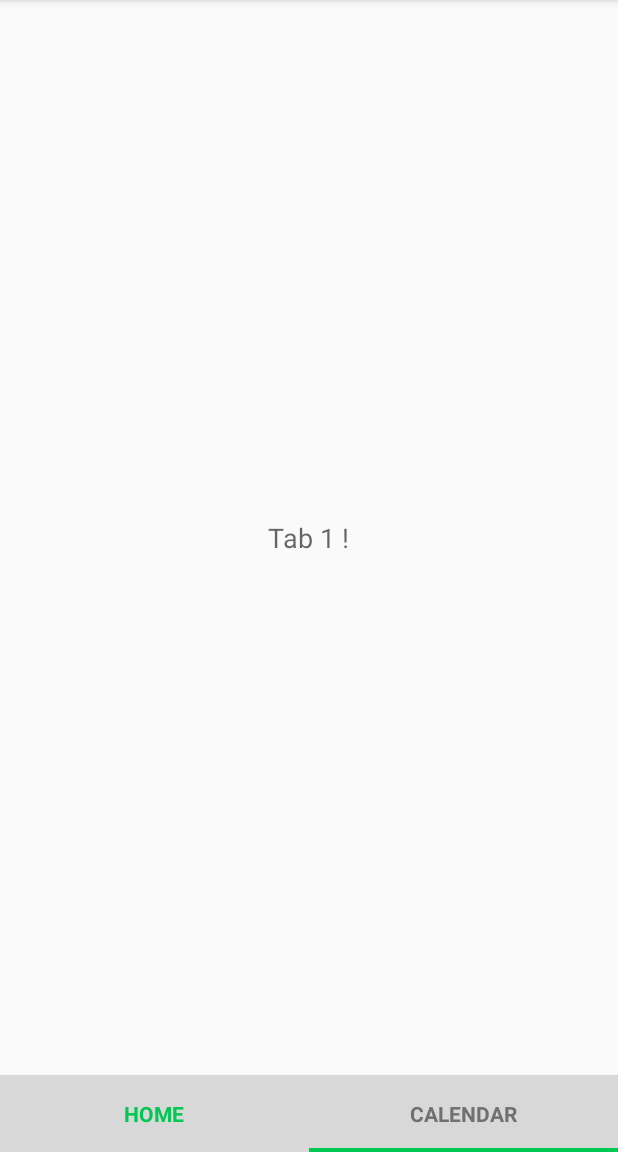
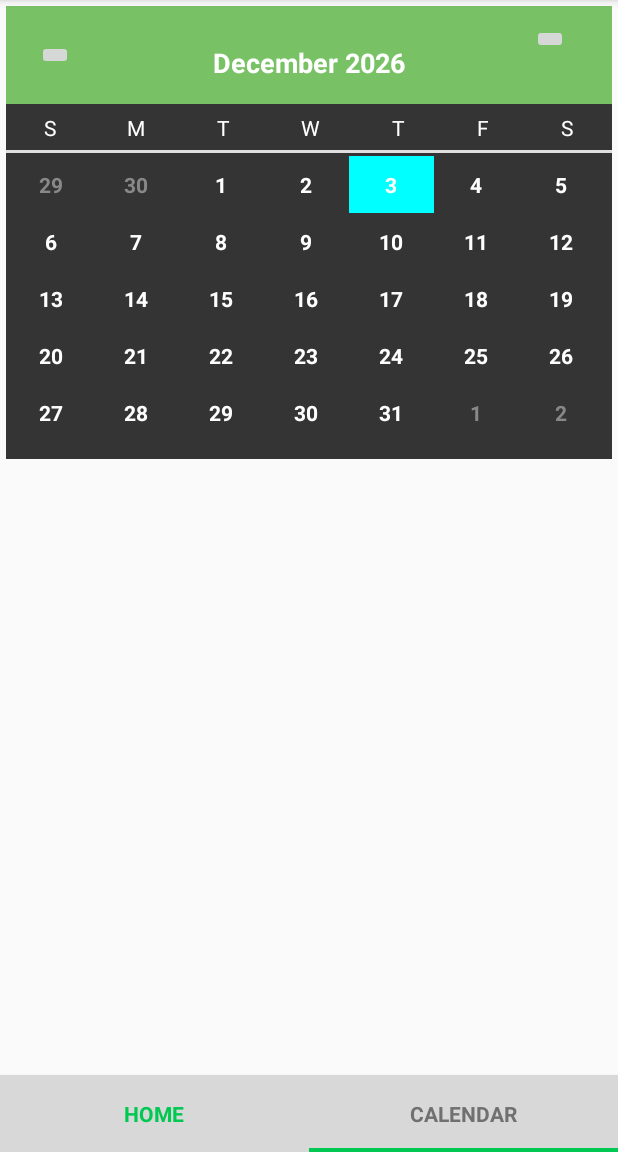
Before and after one commit to ver-techs/qiff-android, an Android app: the screen it shows after launch (MainActivity), after a tap on "CALENDAR", on a phone screen of 412 x 824 dp, the part 84-1236 px from its top. Run offline under Robolectric (Android 15) with nearby library versions, the phone set to English and light mode, and no system bars; libraries missing offline, so code that uses them is left out: com.parse; 5 statements that could not run were skipped.

Commit message:
Add Basic calendar

```diff
--- /dev/null
+++ b/app/src/main/java/com/ver_techs/qiff_android/CalendarAdapter.java
@@ -0,0 +1,283 @@
+package com.ver_techs.qiff_android;
+
+import java.text.DateFormat;
+import java.text.SimpleDateFormat;
+import java.util.ArrayList;
+import java.util.GregorianCalendar;
+import java.util.List;
+import java.util.Locale;
+import android.app.Activity;
+import android.app.AlertDialog;
+import android.content.Context;
+import android.content.DialogInterface;
+import android.graphics.Color;
+import android.view.LayoutInflater;
+import android.view.View;
+import android.view.ViewGroup;
+import android.widget.BaseAdapter;
+import android.widget.TextView;
+import android.widget.Toast;
+
+public class CalendarAdapter extends BaseAdapter {
+    private Context context;
+
+    private java.util.Calendar month;
+    public GregorianCalendar pmonth;
+    /**
+     * calendar instance for previous month for getting complete view
+     */
+    public GregorianCalendar pmonthmaxset;
+    private GregorianCalendar selectedDate;
+    int firstDay;
+    int maxWeeknumber;
+    int maxP;
+    int calMaxP;
+    int lastWeekDay;
+    int leftDays;
+    int mnthlength;
+    String itemvalue, curentDateString;
+    DateFormat df;
+
+    private ArrayList<String> items;
+    public static List<String> day_string;
+    private View previousView;
+    public ArrayList<CalendarCollection>  date_collection_arr;
+
+    public CalendarAdapter(Context context, GregorianCalendar monthCalendar,ArrayList<CalendarCollection> date_collection_arr) {
+        this.date_collection_arr=date_collection_arr;
+        CalendarAdapter.day_string = new ArrayList<String>();
+        Locale.setDefault(Locale.US);
+        month = monthCalendar;
+        selectedDate = (GregorianCalendar) monthCalendar.clone();
+        this.context = context;
+        month.set(GregorianCalendar.DAY_OF_MONTH, 1);
+
+        this.items = new ArrayList<String>();
+        df = new SimpleDateFormat("yyyy-MM-dd", Locale.US);
+        curentDateString = df.format(selectedDate.getTime());
+        refreshDays();
+
+    }
+
+    public void setItems(ArrayList<String> items) {
+        for (int i = 0; i != items.size(); i++) {
+            if (items.get(i).length() == 1) {
+                items.set(i, "0" + items.get(i));
+            }
+        }
+        this.items = items;
+    }
+
+    public int getCount() {
+        return day_string.size();
+    }
+
+    public Object getItem(int position) {
+        return day_string.get(position);
+    }
+
+    public long getItemId(int position) {
+        return 0;
+    }
+
+    // create a new view for each item referenced by the Adapter
+    public View getView(int position, View convertView, ViewGroup parent) {
+        View v = convertView;
+        TextView dayView;
+        if (convertView == null) { // if it's not recycled, initialize some
+            // attributes
+            LayoutInflater vi = (LayoutInflater) context
+                    .getSystemService(Context.LAYOUT_INFLATER_SERVICE);
+            v = vi.inflate(R.layout.cal_item, null);
+
+        }
+
+
+        dayView = (TextView) v.findViewById(R.id.date);
+        String[] separatedTime = day_string.get(position).split("-");
+
+
+        String gridvalue = separatedTime[2].replaceFirst("^0*", "");
+        if ((Integer.parseInt(gridvalue) > 1) && (position < firstDay)) {
+            dayView.setTextColor(Color.GRAY);
+            dayView.setClickable(false);
+            dayView.setFocusable(false);
+        } else if ((Integer.parseInt(gridvalue) < 7) && (position > 28)) {
+            dayView.setTextColor(Color.GRAY);
+            dayView.setClickable(false);
+            dayView.setFocusable(false);
+        } else {
+            // setting curent month's days in blue color.
+            dayView.setTextColor(Color.WHITE);
+        }
+
+
+        if (day_string.get(position).equals(curentDateString)) {
+
+            v.setBackgroundColor(Color.CYAN);
+        } else {
+            v.setBackgroundColor(Color.parseColor("#343434"));
+        }
+
+
+        dayView.setText(gridvalue);
+
+        // create date string for comparison
+        String date = day_string.get(position);
+
+        if (date.length() == 1) {
+            date = "0" + date;
+        }
+        String monthStr = "" + (month.get(GregorianCalendar.MONTH) + 1);
+        if (monthStr.length() == 1) {
+            monthStr = "0" + monthStr;
+        }
+
+        // show icon if date is not empty and it exists in the items array
+        /*ImageView iw = (ImageView) v.findViewById(R.id.date_icon);
+        if (date.length() > 0 && items != null && items.contains(date)) {
+            iw.setVisibility(View.VISIBLE);
+        } else {
+            iw.setVisibility(View.GONE);
+        }
+        */
+
+        setEventView(v, position,dayView);
+
+        return v;
+    }
+
+    public View setSelected(View view,int pos) {
+        if (previousView != null) {
+            previousView.setBackgroundColor(Color.parseColor("#343434"));
+        }
+
+        view.setBackgroundColor(Color.CYAN);
+
+        int len=day_string.size();
+        if (len>pos) {
+            if (day_string.get(pos).equals(curentDateString)) {
+
+            }else{
+
+                previousView = view;
+
+            }
+
+        }
+
+
+        return view;
+    }
+
+    public void refreshDays() {
+        // clear items
+        items.clear();
+        day_string.clear();
+        Locale.setDefault(Locale.US);
+        pmonth = (GregorianCalendar) month.clone();
+        // month start day. ie; sun, mon, etc
+        firstDay = month.get(GregorianCalendar.DAY_OF_WEEK);
+        // finding number of weeks in current month.
+        maxWeeknumber = month.getActualMaximum(GregorianCalendar.WEEK_OF_MONTH);
+        // allocating maximum row number for the gridview.
+        mnthlength = maxWeeknumber * 7;
+        maxP = getMaxP(); // previous month maximum day 31,30....
+        calMaxP = maxP - (firstDay - 1);// calendar offday starting 24,25 ...
+        /**
+         * Calendar instance for getting a complete gridview including the three
+         * month's (previous,current,next) dates.
+         */
+        pmonthmaxset = (GregorianCalendar) pmonth.clone();
+        /**
+         * setting the start date as previous month's required date.
+         */
+        pmonthmaxset.set(GregorianCalendar.DAY_OF_MONTH, calMaxP + 1);
+
+        /**
+         * filling calendar gridview.
+         */
+        for (int n = 0; n < mnthlength; n++) {
+
+            itemvalue = df.format(pmonthmaxset.getTime());
+            pmonthmaxset.add(GregorianCalendar.DATE, 1);
+            day_string.add(itemvalue);
+
+        }
+    }
+
+    private int getMaxP() {
+        int maxP;
+        if (month.get(GregorianCalendar.MONTH) == month
+                .getActualMinimum(GregorianCalendar.MONTH)) {
+            pmonth.set((month.get(GregorianCalendar.YEAR) - 1),
+                    month.getActualMaximum(GregorianCalendar.MONTH), 1);
+        } else {
+            pmonth.set(GregorianCalendar.MONTH,
+                    month.get(GregorianCalendar.MONTH) - 1);
+        }
+        maxP = pmonth.getActualMaximum(GregorianCalendar.DAY_OF_MONTH);
+
+        return maxP;
+    }
+
+
+
+
+    public void setEventView(View v,int pos,TextView txt){
+
+        CalendarCollection.date_collection_arr=new ArrayList<CalendarCollection>();
+        CalendarCollection.date_collection_arr.add(new CalendarCollection("2015-04-01","John Birthday"));
+        CalendarCollection.date_collection_arr.add(new CalendarCollection("2015-04-04","Client Meeting at 5 p.m."));
+        CalendarCollection.date_collection_arr.add(new CalendarCollection("2015-04-06","A Small Party at my office"));
+        CalendarCollection.date_collection_arr.add(new CalendarCollection("2015-05-02","Marriage Anniversary"));
+        CalendarCollection.date_collection_arr.add(new CalendarCollection("2015-04-11","Live Event and Concert of sonu"));
+        int len=CalendarCollection.date_collection_arr.size();
+        for (int i = 0; i < len; i++) {
+            CalendarCollection cal_obj=CalendarCollection.date_collection_arr.get(i);
+            String date=cal_obj.date;
+            int len1=day_string.size();
+            if (len1>pos) {
+
+                if (day_string.get(pos).equals(date)) {
+                    v.setBackgroundColor(Color.parseColor("#343434"));
+                    //v.setBackgroundResource(R.drawable.rounded_calender_item);
+
+                    txt.setTextColor(Color.WHITE);
+                }
+            }}
+
+
+
+    }
+
+
+    public void getPositionList(String date,final Activity act){
+
+        int len=CalendarCollection.date_collection_arr.size();
+        for (int i = 0; i < len; i++) {
+            CalendarCollection cal_collection=CalendarCollection.date_collection_arr.get(i);
+            String event_date=cal_collection.date;
+
+            String event_message=cal_collection.event_message;
+
+            if (date.equals(event_date)) {
+
+                Toast.makeText(context, "You have event on this date: "+event_date, Toast.LENGTH_LONG).show();
+                new AlertDialog.Builder(context)
+                        .setIcon(android.R.drawable.ic_dialog_alert)
+                        .setTitle("Date: "+event_date)
+                        .setMessage("Event: "+event_message)
+                        .setPositiveButton("OK",new android.content.DialogInterface.OnClickListener(){
+                            public void onClick(DialogInterface dialog, int which)
+                            {
+                                act.finish();
+                            }
+                        }).show();
+                break;
+            }else{
+
+            }}
+    }
+
+}
--- /dev/null
+++ b/app/src/main/java/com/ver_techs/qiff_android/CalendarCollection.java
@@ -0,0 +1,20 @@
+package com.ver_techs.qiff_android;
+
+/**
+ * Created by Sony on 8/24/2015.
+ */
+import java.util.ArrayList;
+
+public class CalendarCollection {
+    public String date="";
+    public String event_message="";
+
+    public static ArrayList<CalendarCollection> date_collection_arr;
+    public CalendarCollection(String date,String event_message){
+
+        this.date=date;
+        this.event_message=event_message;
+
+    }
+
+}
--- a/app/src/main/java/com/ver_techs/qiff_android/CalendarFragment.java
+++ b/app/src/main/java/com/ver_techs/qiff_android/CalendarFragment.java
@@ -6,15 +6,118 @@ import android.support.v4.app.Fragment;
 import android.view.LayoutInflater;
 import android.view.View;
 import android.view.ViewGroup;
+import java.util.GregorianCalendar;
 
-/**
- * Created by Edwin on 15/02/2015.
- */
+import android.view.View.OnClickListener;
+import android.widget.AdapterView;
+import android.widget.AdapterView.OnItemClickListener;
+import android.widget.GridView;
+import android.widget.ImageButton;
+import android.widget.TextView;
+
 public class CalendarFragment extends Fragment {
+
+    public GregorianCalendar cal_month, cal_month_copy;
+    private CalendarAdapter cal_adapter;
+    private TextView tv_month;
 
     @Override
     public View onCreateView(LayoutInflater inflater, @Nullable ViewGroup container, @Nullable Bundle savedInstanceState) {
-        View v =inflater.inflate(R.layout.fragment_tab_1,container,false);
+        View v =inflater.inflate(R.layout.fragment_calendar,container,false);
+
+        cal_month = (GregorianCalendar) GregorianCalendar.getInstance();
+        cal_month_copy = (GregorianCalendar) cal_month.clone();
+        cal_adapter = new CalendarAdapter( getActivity(), cal_month, CalendarCollection.date_collection_arr);
+
+
+
+        tv_month = (TextView) v.findViewById(R.id.tv_month);
+        tv_month.setText(android.text.format.DateFormat.format("MMMM yyyy", cal_month));
+
+        ImageButton previous = (ImageButton) v.findViewById(R.id.ib_prev);
+
+        previous.setOnClickListener(new OnClickListener() {
+
+            @Override
+            public void onClick(View v) {
+                setPreviousMonth();
+                refreshCalendar();
+            }
+        });
+
+        ImageButton next = (ImageButton) v.findViewById(R.id.Ib_next);
+        next.setOnClickListener(new OnClickListener() {
+
+            @Override
+            public void onClick(View v) {
+                setNextMonth();
+                refreshCalendar();
+
+            }
+        });
+
+        GridView gridview = (GridView) v.findViewById(R.id.gv_calendar);
+        gridview.setAdapter(cal_adapter);
+        gridview.setOnItemClickListener(new OnItemClickListener() {
+
+            public void onItemClick(AdapterView<?> parent, View v,
+                                    int position, long id) {
+
+                ((CalendarAdapter) parent.getAdapter()).setSelected(v,position);
+                String selectedGridDate = CalendarAdapter.day_string
+                        .get(position);
+
+                String[] separatedTime = selectedGridDate.split("-");
+                String gridvalueString = separatedTime[2].replaceFirst("^0*","");
+                int gridvalue = Integer.parseInt(gridvalueString);
+
+                if ((gridvalue > 10) && (position < 8)) {
+                    setPreviousMonth();
+                    refreshCalendar();
+                } else if ((gridvalue < 7) && (position > 28)) {
+                    setNextMonth();
+                    refreshCalendar();
+                }
+                ((CalendarAdapter) parent.getAdapter()).setSelected(v,position);
+
+                ((CalendarAdapter) parent.getAdapter()).getPositionList(selectedGridDate, getActivity());
+            }
+
+        });
+
         return v;
+
     }
+
+
+    protected void setNextMonth() {
+        if (cal_month.get(GregorianCalendar.MONTH) == cal_month
+                .getActualMaximum(GregorianCalendar.MONTH)) {
+            cal_month.set((cal_month.get(GregorianCalendar.YEAR) + 1),
+                    cal_month.getActualMinimum(GregorianCalendar.MONTH), 1);
+        } else {
+            cal_month.set(GregorianCalendar.MONTH,
+                    cal_month.get(GregorianCalendar.MONTH) + 1);
+        }
+
+    }
+
+    protected void setPreviousMonth() {
+        if (cal_month.get(GregorianCalendar.MONTH) == cal_month
+                .getActualMinimum(GregorianCalendar.MONTH)) {
+            cal_month.set((cal_month.get(GregorianCalendar.YEAR) - 1),
+                    cal_month.getActualMaximum(GregorianCalendar.MONTH), 1);
+        } else {
+            cal_month.set(GregorianCalendar.MONTH,
+                    cal_month.get(GregorianCalendar.MONTH) - 1);
+        }
+
+    }
+
+    public void refreshCalendar() {
+        cal_adapter.refreshDays();
+        cal_adapter.notifyDataSetChanged();
+        tv_month.setText(android.text.format.DateFormat.format("MMMM yyyy", cal_month));
+    }
+
 }
--- /dev/null
+++ b/app/src/main/res/layout/cal_item.xml
@@ -0,0 +1,38 @@
+<?xml version="1.0" encoding="utf-8"?>
+<LinearLayout xmlns:android="http://schemas.android.com/apk/res/android"
+    android:layout_width="fill_parent"
+    android:layout_height="fill_parent"
+    android:layout_gravity="center"
+    android:background="#343434"
+    android:gravity="center"
+    android:orientation="vertical"
+    android:padding="4dp" >
+
+    <LinearLayout
+        android:layout_width="match_parent"
+        android:layout_height="wrap_content"
+        android:layout_gravity="center"
+        android:gravity="center"
+        android:orientation="vertical"
+        android:padding="1dp" >
+
+        <TextView
+            android:id="@+id/date"
+            android:layout_width="wrap_content"
+            android:layout_height="wrap_content"
+            android:layout_margin="2dp"
+            android:gravity="center_vertical"
+            android:padding="2dp"
+            android:textColor="#000000"
+            android:textSize="14dip"
+            android:textStyle="bold" />
+
+        <ImageView
+            android:id="@+id/date_icon"
+            android:layout_width="wrap_content"
+            android:layout_height="wrap_content"
+            android:visibility="gone" />
+
+    </LinearLayout>
+
+</LinearLayout>
--- /dev/null
+++ b/app/src/main/res/layout/fragment_calendar.xml
@@ -0,0 +1,176 @@
+<LinearLayout xmlns:android="http://schemas.android.com/apk/res/android"
+    xmlns:tools="http://schemas.android.com/tools"
+    android:id="@+id/LinearLayout1"
+    android:layout_width="match_parent"
+    android:layout_height="match_parent"
+    android:orientation="vertical"
+    tools:context="com.androidfromhome.calendar.CalenderActivity" >
+
+    <LinearLayout
+        android:layout_width="match_parent"
+        android:layout_height="wrap_content"
+        android:layout_margin="4dp"
+        android:background="#343434"
+        android:orientation="vertical" >
+
+        <LinearLayout
+            android:id="@+id/header"
+            android:layout_width="fill_parent"
+            android:layout_height="wrap_content"
+            android:background="#78C165"
+            android:gravity="center"
+            android:orientation="horizontal"
+            android:padding="10dp" >
+
+            <FrameLayout
+                android:layout_width="45dp"
+                android:layout_height="45dp" >
+
+                <ImageButton
+                    android:id="@+id/ib_prev"
+                    android:layout_width="wrap_content"
+                    android:layout_height="wrap_content"
+                    android:layout_gravity="center"
+                    android:layout_margin="2dp" />
+
+            </FrameLayout>
+
+            <FrameLayout
+                android:layout_width="wrap_content"
+                android:layout_height="wrap_content"
+                android:layout_weight="1" >
+
+                <TextView
+                    android:id="@+id/tv_month"
+                    android:layout_width="wrap_content"
+                    android:layout_height="wrap_content"
+                    android:layout_gravity="center"
+                    android:layout_marginTop="5dip"
+                    android:gravity="center"
+                    android:text="January"
+                    android:textColor="#ffffff"
+                    android:textSize="18dip"
+                    android:textStyle="bold" />
+
+            </FrameLayout>
+
+            <FrameLayout
+                android:layout_width="45dp"
+                android:layout_height="45dp" >
+
+                <ImageButton
+                    android:id="@+id/Ib_next"
+                    android:layout_width="wrap_content"
+                    android:layout_height="wrap_content"
+                    android:layout_margin="2dp" />
+
+            </FrameLayout>
+        </LinearLayout>
+
+        <TableRow
+            android:id="@+id/tableRow1"
+            android:layout_width="match_parent"
+            android:layout_height="wrap_content"
+            android:paddingBottom="5dp"
+            android:paddingLeft="2dp"
+            android:paddingRight="2dp"
+            android:paddingTop="6dp" >
+
+            <TextView
+                android:id="@+id/TextView06"
+                android:layout_width="wrap_content"
+                android:layout_height="wrap_content"
+                android:layout_weight="1"
+                android:gravity="center"
+                android:text="S"
+                android:textColor="#ffffff" />
+
+            <TextView
+                android:id="@+id/TextView05"
+                android:layout_width="wrap_content"
+                android:layout_height="wrap_content"
+                android:layout_weight="1"
+                android:gravity="center"
+                android:text="M"
+                android:textColor="#ffffff" />
+
+            <TextView
+                android:id="@+id/TextView04"
+                android:layout_width="wrap_content"
+                android:layout_height="wrap_content"
+                android:layout_weight="1"
+                android:gravity="center"
+                android:text="T"
+                android:textColor="#ffffff" />
+
+            <TextView
+                android:id="@+id/TextView03"
+                android:layout_width="wrap_content"
+                android:layout_height="wrap_content"
+                android:layout_weight="1"
+                android:gravity="center"
+                android:text="W"
+                android:textColor="#ffffff" />
+
+            <TextView
+                android:id="@+id/TextView02"
+                android:layout_width="wrap_content"
+                android:layout_height="wrap_content"
+                android:layout_weight="1"
+                android:gravity="center"
+                android:text="T"
+                android:textColor="#ffffff" />
+
+            <TextView
+                android:id="@+id/TextView01"
+                android:layout_width="wrap_content"
+                android:layout_height="wrap_content"
+                android:layout_weight="1"
+                android:gravity="center"
+                android:text="F"
+                android:textColor="#ffffff" />
+
+            <TextView
+                android:id="@+id/textView1"
+                android:layout_width="wrap_content"
+                android:layout_height="wrap_content"
+                android:layout_weight="1"
+                android:gravity="center"
+                android:text="S"
+                android:textColor="#ffffff" />
+
+        </TableRow>
+
+        <TextView
+            android:id="@+id/textView2"
+            android:layout_width="match_parent"
+            android:layout_height="2dp"
+            android:background="#dfdfdf"
+            android:padding="2dp" />
+
+        <GridView
+            android:id="@+id/gv_calendar"
+            android:layout_width="fill_parent"
+            android:layout_height="wrap_content"
+            android:background="#00000000"
+            android:cacheColorHint="#80000000"
+            android:gravity="center"
+            android:listSelector="@android:color/transparent"
+            android:numColumns="7"
+            android:padding="2dp"
+            android:stretchMode="columnWidth"
+            android:textAlignment="gravity" >
+
+        </GridView>
+
+        <LinearLayout
+            android:layout_width="match_parent"
+            android:layout_height="10dp"
+            android:background="#343434"
+            android:orientation="vertical" >
+
+        </LinearLayout>
+
+    </LinearLayout>
+
+</LinearLayout>
--- a/app/src/main/res/layout/fragment_tab_1.xml
+++ /dev/null
@@ -1,16 +0,0 @@
-<?xml version="1.0" encoding="utf-8"?>
-<RelativeLayout xmlns:android="http://schemas.android.com/apk/res/android"
-    android:layout_width="match_parent"
-    android:layout_height="match_parent">
-
-
-    <TextView
-        android:layout_width="wrap_content"
-        android:layout_height="wrap_content"
-        android:textAppearance="?android:attr/textAppearanceMedium"
-        android:text="Tab 1 !"
-        android:id="@+id/textView"
-        android:layout_centerVertical="true"
-        android:layout_centerHorizontal="true" />
-
-</RelativeLayout>
```
